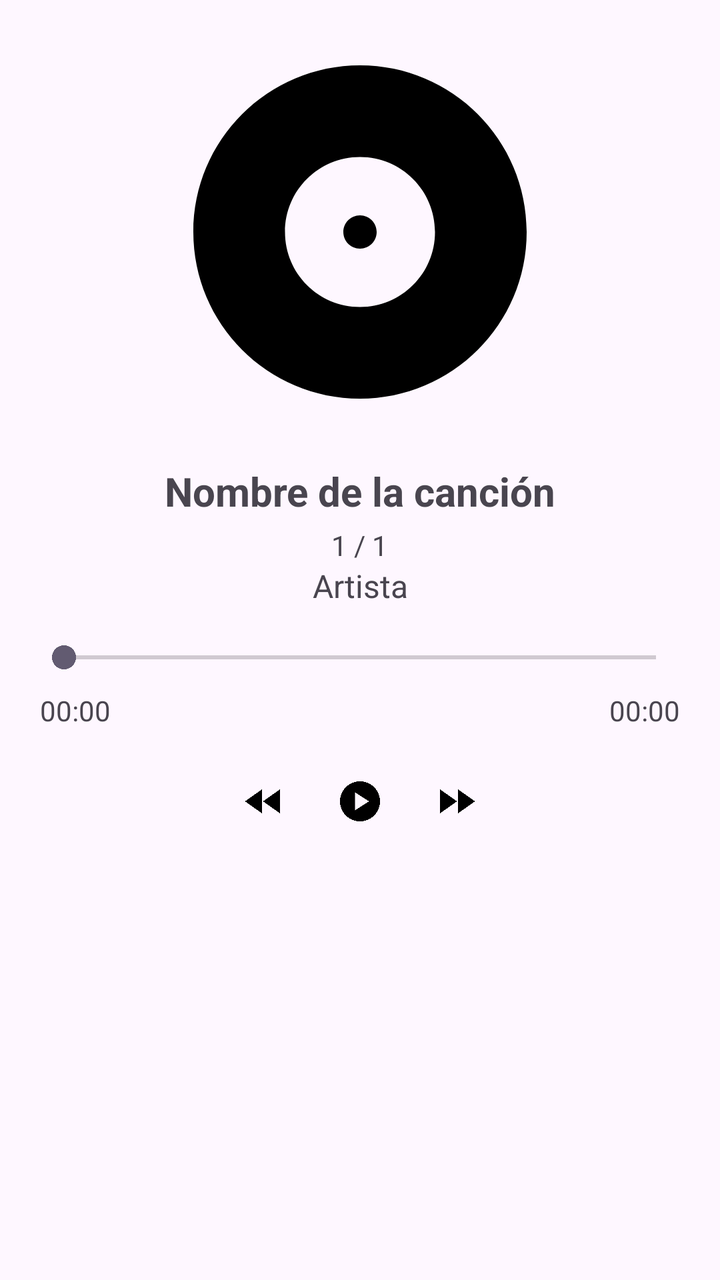
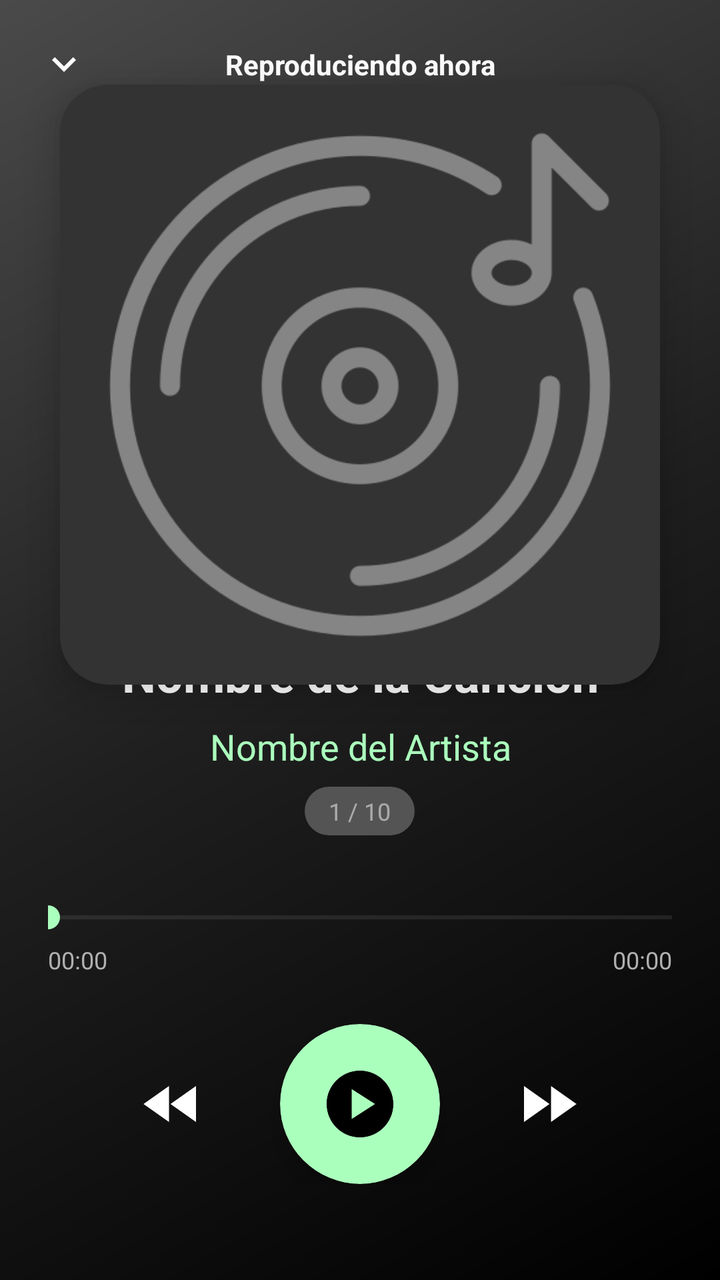

Before-and-after screenshots of an Android layout around one commit, followed by the original layout XML and the change that was made.
<!-- AndroidManifest.xml: application theme Theme.MusAPIApp -->
<!-- res/layout/activity_reproductor.xml -->
<?xml version="1.0" encoding="utf-8"?>
<androidx.constraintlayout.widget.ConstraintLayout xmlns:android="http://schemas.android.com/apk/res/android"
    android:layout_width="match_parent"
    android:layout_height="match_parent">
    <LinearLayout
        xmlns:android="http://schemas.android.com/apk/res/android"
        android:orientation="vertical"
        android:layout_width="match_parent"
        android:layout_height="match_parent"
        android:padding="16dp">

        <ImageView
            android:id="@+id/imgPortada"
            android:layout_width="200dp"
            android:layout_height="200dp"
            android:layout_gravity="center"
            android:scaleType="centerCrop"
            android:src="@drawable/ic_album_placeholder" />

        <TextView
            android:id="@+id/txtCancion"
            android:layout_width="match_parent"
            android:layout_height="wrap_content"
            android:text="Nombre de la canción"
            android:textAlignment="center"
            android:textSize="20sp"
            android:textStyle="bold"
            android:layout_marginTop="16dp"/>

        <TextView
            android:id="@+id/txtPosicionAlbum"
            android:layout_width="wrap_content"
            android:layout_height="wrap_content"
            android:text="1 / 1"
            android:textSize="14sp"
            android:layout_gravity="center_horizontal"
            android:layout_marginTop="4dp"/>


        <TextView
            android:id="@+id/txtArtista"
            android:layout_width="match_parent"
            android:layout_height="wrap_content"
            android:text="Artista"
            android:textAlignment="center"
            android:textSize="16sp"
            android:layout_marginBottom="16dp"/>

        <SeekBar
            android:id="@+id/seekBar"
            android:layout_width="match_parent"
            android:layout_height="wrap_content" />

        <LinearLayout
            android:layout_width="match_parent"
            android:layout_height="wrap_content"
            android:orientation="horizontal"
            android:paddingTop="8dp"
            android:paddingBottom="8dp">

            <TextView
                android:id="@+id/txtTiempoActual"
                android:layout_width="wrap_content"
                android:layout_height="wrap_content"
                android:text="00:00"
                android:layout_weight="1"
                android:textSize="14sp"
                android:paddingStart="4dp" />

            <TextView
                android:id="@+id/txtDuracionTotal"
                android:layout_width="wrap_content"
                android:layout_height="wrap_content"
                android:text="00:00"
                android:layout_gravity="end"
                android:textSize="14sp"
                android:paddingEnd="4dp" />
        </LinearLayout>


        <LinearLayout
            android:orientation="horizontal"
            android:layout_width="wrap_content"
            android:layout_height="wrap_content"
            android:layout_gravity="center"
            android:layout_marginTop="16dp">

            <ImageButton
                android:id="@+id/btnAnterior"
                android:src="@drawable/ic_skip_previous"
                android:background="@android:color/transparent"
                android:layout_width="wrap_content"
                android:layout_height="wrap_content"/>

            <ImageButton
                android:id="@+id/btnPlayPause"
                android:src="@drawable/ic_play"
                android:background="@android:color/transparent"
                android:layout_width="wrap_content"
                android:layout_height="wrap_content"
                android:layout_marginLeft="24dp"
                android:layout_marginRight="24dp"/>

            <ImageButton
                android:id="@+id/btnSiguiente"
                android:src="@drawable/ic_skip_next"
                android:background="@android:color/transparent"
                android:layout_width="wrap_content"
                android:layout_height="wrap_content"/>
        </LinearLayout>
    </LinearLayout>


</androidx.constraintlayout.widget.ConstraintLayout>
<!-- resources referenced by this layout -->
<resources>
  <!-- drawable ic_album_placeholder (drawable) -->
  <vector xmlns:android="http://schemas.android.com/apk/res/android" android:height="24dp" android:tint="#000000" android:viewportHeight="24" android:viewportWidth="24" android:width="24dp">
        
      <path android:fillColor="@android:color/white" android:pathData="M12,2C6.48,2 2,6.48 2,12s4.48,10 10,10 10,-4.48 10,-10S17.52,2 12,2zM12,16.5c-2.49,0 -4.5,-2.01 -4.5,-4.5S9.51,7.5 12,7.5s4.5,2.01 4.5,4.5 -2.01,4.5 -4.5,4.5zM12,11c-0.55,0 -1,0.45 -1,1s0.45,1 1,1 1,-0.45 1,-1 -0.45,-1 -1,-1z"/>
      
  </vector>
  <!-- drawable ic_play (drawable) -->
  <vector xmlns:android="http://schemas.android.com/apk/res/android" android:height="24dp" android:tint="#000000" android:viewportHeight="24" android:viewportWidth="24" android:width="24dp">
        
      <path android:fillColor="@android:color/white" android:pathData="M12,2C6.48,2 2,6.48 2,12s4.48,10 10,10s10,-4.48 10,-10S17.52,2 12,2zM9.5,16.5v-9l7,4.5L9.5,16.5z"/>
      
  </vector>
  <!-- drawable ic_skip_next (drawable) -->
  <vector xmlns:android="http://schemas.android.com/apk/res/android" android:height="24dp" android:tint="#000000" android:viewportHeight="24" android:viewportWidth="24" android:width="24dp">
        
      <path android:fillColor="@android:color/white" android:pathData="M4,18l8.5,-6L4,6v12zM13,6v12l8.5,-6L13,6z"/>
      
  </vector>
  <!-- drawable ic_skip_previous (drawable) -->
  <vector xmlns:android="http://schemas.android.com/apk/res/android" android:height="24dp" android:tint="#000000" android:viewportHeight="24" android:viewportWidth="24" android:width="24dp">
        
      <path android:fillColor="@android:color/white" android:pathData="M11,18L11,6l-8.5,6 8.5,6zM11.5,12l8.5,6L20,6l-8.5,6z"/>
      
  </vector>
  <style name="Theme.MusAPIApp" parent="Base.Theme.MusAPIApp" />
  <style name="Base.Theme.MusAPIApp" parent="Theme.Material3.DayNight.NoActionBar">
          
          
      </style>
</resources>

<!-- the commit's change to res/layout/activity_reproductor.xml (unified diff, before → after) -->
@@ -1,114 +1,206 @@
 <?xml version="1.0" encoding="utf-8"?>
-<androidx.constraintlayout.widget.ConstraintLayout xmlns:android="http://schemas.android.com/apk/res/android"
+<androidx.constraintlayout.widget.ConstraintLayout 
+    xmlns:android="http://schemas.android.com/apk/res/android"
+    xmlns:app="http://schemas.android.com/apk/res-auto"
     android:layout_width="match_parent"
-    android:layout_height="match_parent">
-    <LinearLayout
-        xmlns:android="http://schemas.android.com/apk/res/android"
-        android:orientation="vertical"
-        android:layout_width="match_parent"
-        android:layout_height="match_parent"
-        android:padding="16dp">
+    android:layout_height="match_parent"
+    android:background="@drawable/fondo_gradiente_principal">
+
+    <androidx.constraintlayout.widget.ConstraintLayout
+        android:id="@+id/headerBar"
+        android:layout_width="match_parent"
+        android:layout_height="wrap_content"
+        android:padding="16dp"
+        app:layout_constraintTop_toTopOf="parent">
+
+        <ImageButton
+            android:id="@+id/btnMinimizar"
+            android:layout_width="32dp"
+            android:layout_height="32dp"
+            android:background="?attr/selectableItemBackgroundBorderless"
+            android:src="@drawable/ic_expand_more" 
+            app:tint="#FFFFFF"
+            app:layout_constraintStart_toStartOf="parent"
+            app:layout_constraintTop_toTopOf="parent"
+            app:layout_constraintBottom_toBottomOf="parent"/>
+            <TextView
+            android:layout_width="wrap_content"
+            android:layout_height="wrap_content"
+            android:text="Reproduciendo ahora"
+            android:textColor="#FFFFFF"
+            android:textSize="14sp"
+            android:textStyle="bold"
+            app:layout_constraintStart_toStartOf="parent"
+            app:layout_constraintEnd_toEndOf="parent"
+            app:layout_constraintTop_toTopOf="parent"
+            app:layout_constraintBottom_toBottomOf="parent"/>
+
+    </androidx.constraintlayout.widget.ConstraintLayout>
+
+    <androidx.cardview.widget.CardView
+        android:id="@+id/cardPortada"
+        android:layout_width="300dp"
+        android:layout_height="300dp"
+        app:cardCornerRadius="24dp"
+        app:cardElevation="12dp"
+        app:cardBackgroundColor="#333333"
+        app:layout_constraintTop_toBottomOf="@id/headerBar"
+        app:layout_constraintBottom_toTopOf="@id/infoCancion"
+        app:layout_constraintStart_toStartOf="parent"
+        app:layout_constraintEnd_toEndOf="parent">
 
         <ImageView
             android:id="@+id/imgPortada"
-            android:layout_width="200dp"
-            android:layout_height="200dp"
-            android:layout_gravity="center"
+            android:layout_width="match_parent"
+            android:layout_height="match_parent"
             android:scaleType="centerCrop"
-            android:src="@drawable/ic_album_placeholder" />
+            android:src="@drawable/ic_album" />
+    </androidx.cardview.widget.CardView>
+
+    <LinearLayout
+        android:id="@+id/infoCancion"
+        android:layout_width="match_parent"
+        android:layout_height="wrap_content"
+        android:orientation="vertical"
+        android:gravity="center"
+        android:paddingHorizontal="32dp"
+        android:layout_marginBottom="32dp"
+        app:layout_constraintBottom_toTopOf="@id/barraProgreso"
+        app:layout_constraintStart_toStartOf="parent"
+        app:layout_constraintEnd_toEndOf="parent">
 
         <TextView
             android:id="@+id/txtCancion"
             android:layout_width="match_parent"
             android:layout_height="wrap_content"
-            android:text="Nombre de la canción"
-            android:textAlignment="center"
-            android:textSize="20sp"
+            android:text="Nombre de la Canción"
+            android:textColor="#FFFFFF"
+            android:textSize="24sp"
             android:textStyle="bold"
-            android:layout_marginTop="16dp"/>
-
+            android:gravity="center"
+            android:singleLine="true"
+            android:ellipsize="marquee"
+            android:marqueeRepeatLimit="marquee_forever"
+            android:layout_marginBottom="8dp"/>
+
+        <TextView
+            android:id="@+id/txtArtista"
+            android:layout_width="match_parent"
+            android:layout_height="wrap_content"
+            android:text="Nombre del Artista"
+            android:textColor="#ABFFBD"
+            android:textSize="18sp"
+            android:gravity="center"
+            android:layout_marginBottom="8dp"/>
+            
         <TextView
             android:id="@+id/txtPosicionAlbum"
             android:layout_width="wrap_content"
             android:layout_height="wrap_content"
-            android:text="1 / 1"
-            android:textSize="14sp"
-            android:layout_gravity="center_horizontal"
-            android:layout_marginTop="4dp"/>
-
-
-        <TextView
-            android:id="@+id/txtArtista"
-            android:layout_width="match_parent"
-            android:layout_height="wrap_content"
-            android:text="Artista"
-            android:textAlignment="center"
-            android:textSize="16sp"
-            android:layout_marginBottom="16dp"/>
+            android:text="1 / 10"
+            android:textColor="#80FFFFFF"
+            android:textSize="12sp"
+            android:background="@drawable/fondo_item_gris"
+            android:paddingHorizontal="12dp"
+            android:paddingVertical="4dp"/>
+    </LinearLayout>
+
+    <LinearLayout
+        android:id="@+id/barraProgreso"
+        android:layout_width="match_parent"
+        android:layout_height="wrap_content"
+        android:orientation="vertical"
+        android:paddingHorizontal="24dp"
+        android:layout_marginBottom="24dp"
+        app:layout_constraintBottom_toTopOf="@id/controles">
 
         <SeekBar
             android:id="@+id/seekBar"
             android:layout_width="match_parent"
-            android:layout_height="wrap_content" />
+            android:layout_height="wrap_content"
+            android:thumbTint="#ABFFBD"
+            android:progressTint="#ABFFBD"
+            android:progressBackgroundTint="#50FFFFFF"
+            android:paddingStart="0dp"
+            android:paddingEnd="0dp"/>
 
         <LinearLayout
             android:layout_width="match_parent"
             android:layout_height="wrap_content"
             android:orientation="horizontal"
-            android:paddingTop="8dp"
-            android:paddingBottom="8dp">
+            android:layout_marginTop="4dp">
 
             <TextView
                 android:id="@+id/txtTiempoActual"
                 android:layout_width="wrap_content"
                 android:layout_height="wrap_content"
                 android:text="00:00"
-                android:layout_weight="1"
-                android:textSize="14sp"
-                android:paddingStart="4dp" />
+                android:textColor="#B0B0B0"
+                android:textSize="12sp"/>
+
+            <View
+                android:layout_width="0dp"
+                android:layout_height="0dp"
+                android:layout_weight="1"/>
 
             <TextView
                 android:id="@+id/txtDuracionTotal"
                 android:layout_width="wrap_content"
                 android:layout_height="wrap_content"
                 android:text="00:00"
-                android:layout_gravity="end"
-                android:textSize="14sp"
-                android:paddingEnd="4dp" />
+                android:textColor="#B0B0B0"
+                android:textSize="12sp"/>
         </LinearLayout>
-
-
-        <LinearLayout
-            android:orientation="horizontal"
-            android:layout_width="wrap_content"
-            android:layout_height="wrap_content"
-            android:layout_gravity="center"
-            android:layout_marginTop="16dp">
-
-            <ImageButton
-                android:id="@+id/btnAnterior"
-                android:src="@drawable/ic_skip_previous"
-                android:background="@android:color/transparent"
-                android:layout_width="wrap_content"
-                android:layout_height="wrap_content"/>
-
+    </LinearLayout>
+
+    <LinearLayout
+        android:id="@+id/controles"
+        android:layout_width="match_parent"
+        android:layout_height="wrap_content"
+        android:orientation="horizontal"
+        android:gravity="center"
+        android:layout_marginBottom="48dp"
+        app:layout_constraintBottom_toBottomOf="parent">
+
+        <ImageButton
+            android:id="@+id/btnAnterior"
+            android:layout_width="60dp"
+            android:layout_height="60dp"
+            android:background="?attr/selectableItemBackgroundBorderless"
+            android:src="@drawable/ic_skip_previous"
+            app:tint="#FFFFFF"
+            android:scaleType="fitCenter"
+            android:padding="12dp"/>
+
+        <androidx.cardview.widget.CardView
+            android:layout_width="80dp"
+            android:layout_height="80dp"
+            app:cardCornerRadius="40dp"
+            app:cardBackgroundColor="#ABFFBD"
+            app:cardElevation="8dp"
+            android:layout_marginHorizontal="24dp">
+            
             <ImageButton
                 android:id="@+id/btnPlayPause"
+                android:layout_width="match_parent"
+                android:layout_height="match_parent"
+                android:background="?attr/selectableItemBackground"
                 android:src="@drawable/ic_play"
-                android:background="@android:color/transparent"
-                android:layout_width="wrap_content"
-                android:layout_height="wrap_content"
-                android:layout_marginLeft="24dp"
-                android:layout_marginRight="24dp"/>
-
-            <ImageButton
-                android:id="@+id/btnSiguiente"
-                android:src="@drawable/ic_skip_next"
-                android:background="@android:color/transparent"
-                android:layout_width="wrap_content"
-                android:layout_height="wrap_content"/>
-        </LinearLayout>
+                app:tint="#000000"
+                android:scaleType="fitCenter"
+                android:padding="20dp"/>
+        </androidx.cardview.widget.CardView>
+
+        <ImageButton
+            android:id="@+id/btnSiguiente"
+            android:layout_width="60dp"
+            android:layout_height="60dp"
+            android:background="?attr/selectableItemBackgroundBorderless"
+            android:src="@drawable/ic_skip_next"
+            app:tint="#FFFFFF"
+            android:scaleType="fitCenter"
+            android:padding="12dp"/>
+
     </LinearLayout>
 
-
 </androidx.constraintlayout.widget.ConstraintLayout>
<!-- resource entries referenced after the edit -->
@@ -1,10 +1,29 @@
 <!-- resources referenced by this layout -->
 <resources>
-  <!-- drawable ic_album_placeholder (drawable) -->
-  <vector xmlns:android="http://schemas.android.com/apk/res/android" android:height="24dp" android:tint="#000000" android:viewportHeight="24" android:viewportWidth="24" android:width="24dp">
-        
-      <path android:fillColor="@android:color/white" android:pathData="M12,2C6.48,2 2,6.48 2,12s4.48,10 10,10 10,-4.48 10,-10S17.52,2 12,2zM12,16.5c-2.49,0 -4.5,-2.01 -4.5,-4.5S9.51,7.5 12,7.5s4.5,2.01 4.5,4.5 -2.01,4.5 -4.5,4.5zM12,11c-0.55,0 -1,0.45 -1,1s0.45,1 1,1 1,-0.45 1,-1 -0.45,-1 -1,-1z"/>
-      
+  <!-- drawable fondo_gradiente_principal (drawable) -->
+  <?xml version="1.0" encoding="utf-8"?>
+  <shape xmlns:android="http://schemas.android.com/apk/res/android"
+      android:shape="rectangle">
+      <gradient
+          android:startColor="#000000"
+          android:centerColor="#1F1F1F"
+          android:endColor="#4A4A4A"
+          android:angle="135"
+          android:type="linear" />
+  </shape>
+  <!-- drawable fondo_item_gris (drawable) -->
+  <?xml version="1.0" encoding="utf-8"?>
+  <shape xmlns:android="http://schemas.android.com/apk/res/android"
+      android:shape="rectangle">
+  
+      <solid android:color="#545454"/>
+  
+      <corners android:radius="1000dp"/>
+  </shape>
+  <!-- drawable ic_album: png bitmap (drawable, 18893 bytes) -->
+  <!-- drawable ic_expand_more (drawable) -->
+  <vector android:height="24dp" android:width="24dp" android:viewportHeight="24" android:viewportWidth="24" xmlns:android="http://schemas.android.com/apk/res/android">
+      <path android:fillColor="#FFFFFF" android:pathData="M16.59,8.59L12,13.17 7.41,8.59 6,10l6,6 6,-6z"/>
   </vector>
   <!-- drawable ic_play (drawable) -->
   <vector xmlns:android="http://schemas.android.com/apk/res/android" android:height="24dp" android:tint="#000000" android:viewportHeight="24" android:viewportWidth="24" android:width="24dp">
